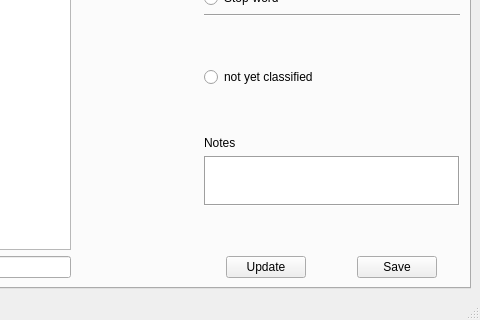
Above: nestor/ui/taggingUI.ui from usnistgov/nestor before the change; both pictures show x 192 to 672 and y 361 to 681 of the 672 by 681 pixel window. Below: the same form after it.
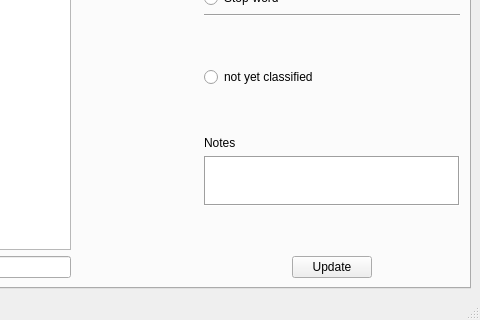
That is the form after the change. The open tabs and pages were chosen to show the change.

Patch:
```diff
--- a/nestor/ui/taggingUI.ui
+++ b/nestor/ui/taggingUI.ui
@@ -351,13 +351,6 @@
                 </property>
                </widget>
               </item>
-              <item row="0" column="1" alignment="Qt::AlignHCenter">
-               <widget class="QPushButton" name="pushButton_Ngram_SaveTableView">
-                <property name="text">
-                 <string>Save</string>
-                </property>
-               </widget>
-              </item>
              </layout>
             </item>
             <item row="1" column="2">
```
